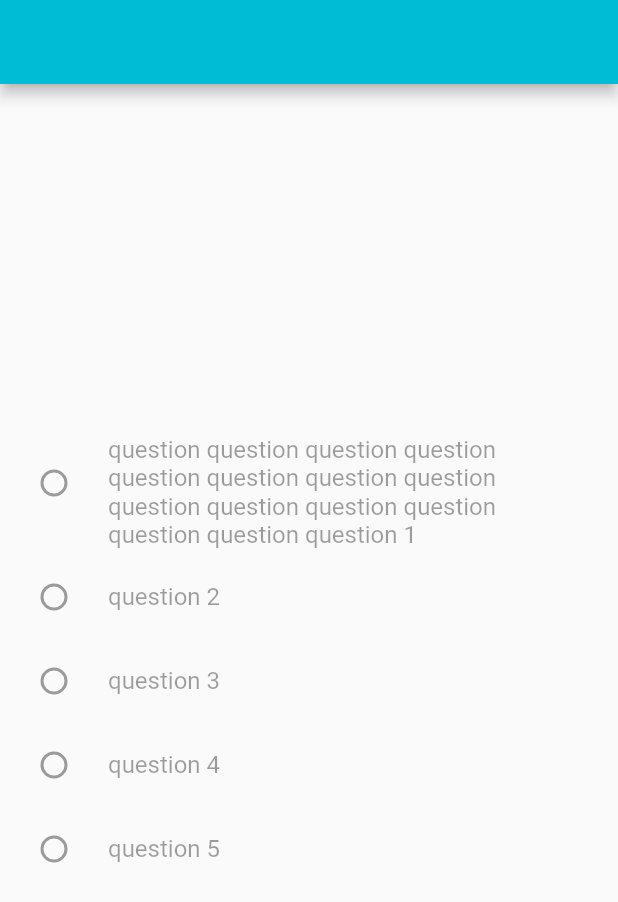
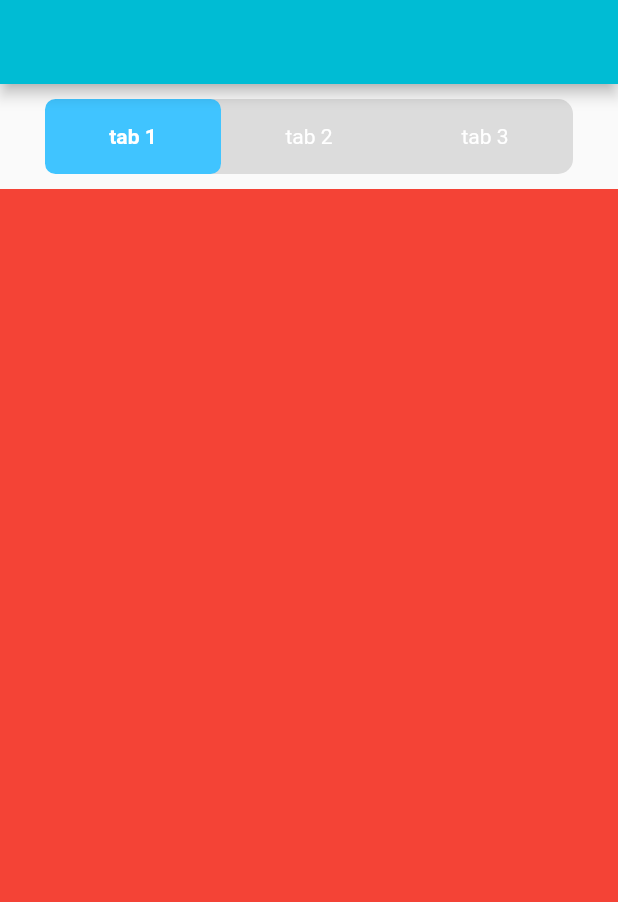
Before and after one commit to choo1095/flutter_widgets, a Flutter app: the screen it shows after launch, on a phone screen of 412 x 824 dp. Shown: the top 902 px of the screen. Run offline on Flutter 3.47's test engine with Material 2 defaults, Android fonts, the phone set to English and light mode, and no system bars; our stand-ins replace scrollable_positioned_list.

Commit message:
added horizontal sliding tab bar

```diff
--- a/lib/my_home_page.dart
+++ b/lib/my_home_page.dart
@@ -1,19 +1,5 @@
-import 'dart:math';
-
 import 'package:flutter/material.dart';
-import 'package:flutter_widgets/widgets/default_radio_options.dart';
-
-class Question {
-  final int id;
-  final String title;
-  bool isSelected;
-
-  Question({
-    required this.id,
-    required this.title,
-    this.isSelected = false,
-  });
-}
+import 'package:flutter_widgets/widgets/tabs/sliding_horizontal_tab_bar.dart';
 
 class MyHomePage extends StatefulWidget {
 
@@ -25,40 +11,30 @@ class MyHomePage extends StatefulWidget {
 
 class _MyHomePageState extends State<MyHomePage> {
 
-  List<Question> questionList = [
-    Question(id: 1, title: "question question question question question question question question question question question question question question question 1",),
-    Question(id: 2, title: "question 2"),
-    Question(id: 3, title: "question 3",),
-    Question(id: 4, title: "question 4"),
-    Question(id: 5, title: "question 5",),
-  ];
-
-  @override
-  void initState() {
-    super.initState();
-  }
-
   @override
   Widget build(BuildContext context) {
     return Scaffold(
       appBar: AppBar(),
-      body: Center(
-        child: DefaultRadioOptions(
-          optionList: questionList.map((question) {
-            Random r = new Random();
-            double falseProbability = .5;
-            bool booleanResult = r.nextDouble() > falseProbability;
+      body: Column(
+        children: [
+          SlidingHorizontalTabBar(
+            borderRadius: 10.0,
+            margin: const EdgeInsets.symmetric(horizontal: 30.0, vertical: 10.0),
+            tabs: [
+              Text("tab 1"),
+              Text("tab 2"),
+              Text("tab 3"),
+            ],
+            onTap: (currentIndex) => print(currentIndex),
+          ),
 
-            return RadioOption(title: question.title, isSelectable: booleanResult);
-          }).toList(),
-          onTapOption: (index) {
-            for (int i = 0; i < questionList.length; i++) {
-              questionList[i].isSelected = (index == i) ? true : false;
-              print("${questionList[i].title} ${questionList[i].isSelected}");
-            }
-          },
-        )
-      )
+          Expanded(
+            child: Container(
+              color: Colors.red,
+            ),
+          ),
+        ],
+      ),
     );
   }
 }
--- /dev/null
+++ b/lib/widgets/tabs/sliding_horizontal_tab_bar.dart
@@ -0,0 +1,187 @@
+import 'package:flutter/material.dart';
+
+class SlidingHorizontalTabBar extends StatefulWidget {
+
+  final EdgeInsets margin;
+  final EdgeInsets tabPadding;
+  final Function(int currentIndex) onTap;
+  final int initialIndex;
+  final List<Widget> tabs;
+  final Color backgroundColor;
+  final Color highlightedTabColor;
+  final double height;
+  final double borderRadius;
+  /// Determines the difference between the border radius of the entire widget and the border radius of a tab.
+  final double tabRadiusBuffer;
+  final TextStyle highlightedTextStyle;
+  final TextStyle textStyle;
+
+  const SlidingHorizontalTabBar({
+    Key? key,
+    this.initialIndex = 0,
+    required this.onTap,
+    required this.tabs,
+    this.backgroundColor = Colors.black12,
+    this.highlightedTabColor = Colors.lightBlueAccent,
+    this.margin = EdgeInsets.zero,
+    this.tabPadding = EdgeInsets.zero,
+    this.height = 50.0,
+    this.borderRadius = 27.0,
+    this.tabRadiusBuffer = 3.0,
+    this.highlightedTextStyle = const TextStyle(color: Colors.white, fontWeight: FontWeight.bold),
+    this.textStyle = const TextStyle(color: Colors.white),
+  }) :  assert(initialIndex < tabs.length),
+        assert(tabs.length > 0),
+        super(key: key);
+
+
+  @override
+  _SlidingHorizontalTabBarState createState() => _SlidingHorizontalTabBarState();
+}
+
+class _SlidingHorizontalTabBarState extends State<SlidingHorizontalTabBar> {
+
+//============================================================
+// ** Properties **
+//============================================================
+
+  final ValueNotifier<int> _currentIndexNotifier = ValueNotifier(0);
+
+//============================================================
+// ** Flutter Life Cycle **
+//============================================================
+
+  @override
+  void didUpdateWidget(covariant SlidingHorizontalTabBar oldWidget) {
+    super.didUpdateWidget(oldWidget);
+    setState(() {});
+  }
+
+  @override
+  void initState() {
+    super.initState();
+
+    _currentIndexNotifier.value = widget.initialIndex;
+  }
+
+  @override
+  void dispose() {
+    super.dispose();
+
+    _currentIndexNotifier.dispose();
+  }
+
+  @override
+  Widget build(BuildContext context) {
+    return Padding(
+      padding: widget.margin,
+      child: Container(
+        height: widget.height,
+        width: double.infinity,
+        decoration: BoxDecoration(
+          color: widget.backgroundColor,
+          borderRadius: BorderRadius.circular(widget.borderRadius),
+        ),
+        child: Stack(
+          children: [
+            _highlightedBox(),
+
+            _tabTitles(),
+          ],
+        ),
+      ),
+    );
+  }
+
+//============================================================
+// ** Widgets **
+//============================================================
+
+  Widget _highlightedBox() {
+    return ValueListenableBuilder<int>(
+      valueListenable: _currentIndexNotifier,
+      builder: (_, currentIndex, __) {
+        return AnimatedPositioned(
+          top: widget.tabPadding.top,
+          left: _getSelectedTabLeftPosition(),
+          duration: const Duration(milliseconds: 150),
+          child: Container(
+            height: widget.height - widget.tabPadding.top * 2,
+            width: _getTotalWidgetWidth() / widget.tabs.length - widget.tabPadding.left * 2,
+            decoration: BoxDecoration(
+              color: widget.highlightedTabColor,
+              borderRadius: BorderRadius.circular(_getTabBorderRadius()),
+            ),
+          ),
+        );
+      }
+    );
+  }
+
+  Widget _tabTitles() {
+    return ValueListenableBuilder<int>(
+      valueListenable: _currentIndexNotifier,
+      builder: (_, currentIndex, __) {
+        return Container(
+          width: double.infinity,
+          height: widget.height,
+          child: Row(
+            children: widget.tabs.map((tab) {
+              final index = widget.tabs.indexOf(tab);
+
+              return Expanded(
+                child: GestureDetector(
+                  behavior: HitTestBehavior.translucent,
+                  onTap: () {
+                    _currentIndexNotifier.value = index;
+                    widget.onTap(index);
+                  },
+                  child: Container(
+                    color: Colors.transparent,
+                    padding: const EdgeInsets.symmetric(horizontal: 15.0),
+                    child: Center(
+                      child: AnimatedDefaultTextStyle(
+                        duration: const Duration(milliseconds: 150),
+                        style: (index == _currentIndexNotifier.value)
+                          ? widget.highlightedTextStyle
+                          : widget.textStyle,
+                        child: FittedBox(
+                          child: tab,
+                        ),
+                      ),
+                    ),
+                  ),
+                ),
+              );
+            }).toList(),
+          ),
+        );
+      }
+    );
+  }
+
+//============================================================
+// ** Helper Functions **
+//============================================================
+
+  double _getSelectedTabLeftPosition() {
+    if (_currentIndexNotifier.value == 0) {
+      return widget.tabPadding.left;
+    }
+
+    final leftPadding = widget.tabPadding.left;
+
+    return (_getTotalWidgetWidth() / widget.tabs.length) * _currentIndexNotifier.value - 1 + leftPadding;
+
+  }
+
+  double _getTotalWidgetWidth() {
+    final screenWidth = MediaQuery.of(context).size.width;
+    final width = screenWidth - widget.margin.left * 2;
+    return width;
+  }
+
+  double _getTabBorderRadius() {
+    return widget.borderRadius - widget.tabRadiusBuffer;
+  }
+}
```
Also changed, not shown: lib/widgets/options/default_checkbox_options.dart (renamed from lib/widgets/default_checkbox_options.dart), lib/widgets/options/default_radio_options.dart (renamed from lib/widgets/default_radio_options.dart), lib/widgets/steppers/default_stepper.dart (renamed from lib/widgets/default_stepper.dart), lib/widgets/tabs/scrollable_tabs_view.dart (renamed from lib/widgets/scrollable_tabs_view.dart), 1 other file.
